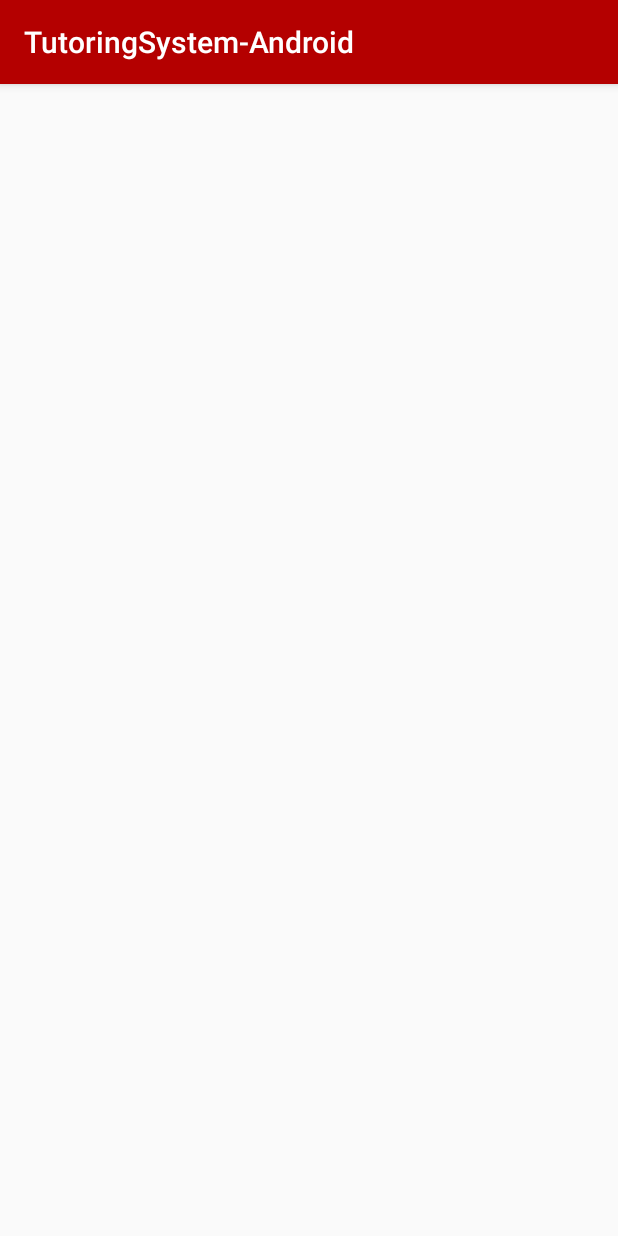
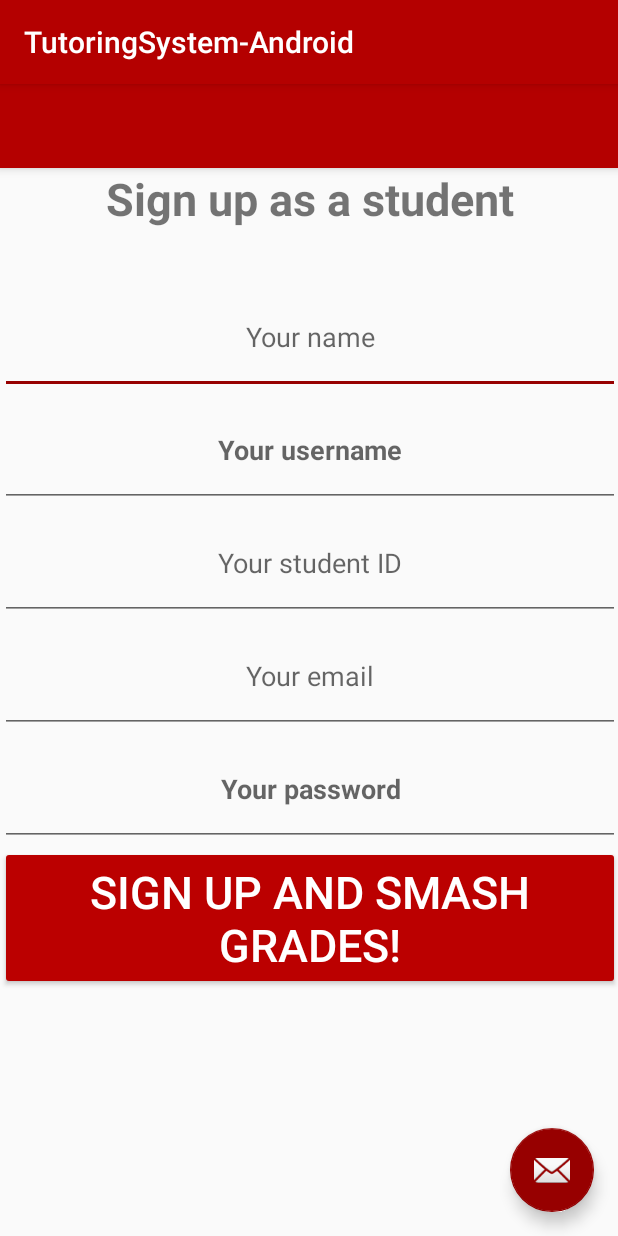
Before and after one commit to brendanmarks/321Project, an Android app: the SignupActivity screen opened directly, with no data from a screen before it, on a phone screen of 412 x 824 dp. Run offline under Robolectric (Android 15) with nearby library versions, the phone set to English and light mode, and no system bars.

Commit message:
signup and login hardcoded, need to connect to backend

```diff
--- a/TutoringSystem-Andorid/app/src/main/java/ca/mcgill/ecse321/tutoringsystem/MainActivity.java
+++ b/TutoringSystem-Andorid/app/src/main/java/ca/mcgill/ecse321/tutoringsystem/MainActivity.java
@@ -17,7 +17,6 @@ public class MainActivity extends AppCompatActivity {
     private Button loginBtn;
     private Button signupBtn;
 
-
     private String error = null;
     private void loginErrorMessage() {
         TextView tvError = (TextView) findViewById(R.id.loginButton);
@@ -29,7 +28,7 @@ public class MainActivity extends AppCompatActivity {
         }
     }
     private void signupErrorMessage() {
-        TextView tvError = (TextView) findViewById(R.id.Signup);
+        TextView tvError = (TextView) findViewById(R.id.signupButton);
         tvError.setText(error);
         if (error == null || error.length() == 0) {
             tvError.setVisibility(View.GONE);
@@ -58,7 +57,7 @@ public class MainActivity extends AppCompatActivity {
         //loginErrorMessage();
         //signupErrorMessage();
 
-        //when click login button
+        //when click login button from landing page
         loginBtn = (Button) findViewById(R.id.loginButton);
         loginBtn.setOnClickListener(new View.OnClickListener(){
             @Override
@@ -67,7 +66,14 @@ public class MainActivity extends AppCompatActivity {
             }
         });
 
-
+        //when click signup button from landing page
+        signupBtn = (Button) findViewById(R.id.signupButton);
+        signupBtn.setOnClickListener(new View.OnClickListener() {
+            @Override
+            public void onClick(View v){
+                openSignup();
+            }
+        });
 
     }
 
@@ -77,7 +83,11 @@ public class MainActivity extends AppCompatActivity {
         startActivity(intent);
     }
 
-
+    //called in onCreate if you click signup
+    public void openSignup() {
+        Intent intent = new Intent(this, SignupActivity.class);
+        startActivity(intent);
+    }
 
     @Override
     public boolean onCreateOptionsMenu(Menu menu) {
--- a/TutoringSystem-Andorid/app/src/main/res/layout/activity_signup.xml
+++ b/TutoringSystem-Andorid/app/src/main/res/layout/activity_signup.xml
@@ -1,9 +1,34 @@
 <?xml version="1.0" encoding="utf-8"?>
-<androidx.constraintlayout.widget.ConstraintLayout xmlns:android="http://schemas.android.com/apk/res/android"
+<androidx.coordinatorlayout.widget.CoordinatorLayout
+    xmlns:android="http://schemas.android.com/apk/res/android"
     xmlns:app="http://schemas.android.com/apk/res-auto"
     xmlns:tools="http://schemas.android.com/tools"
     android:layout_width="match_parent"
     android:layout_height="match_parent"
-    tools:context=".SignupActivity">
+    tools:context=".MainActivity">
 
-</androidx.constraintlayout.widget.ConstraintLayout>
+    <com.google.android.material.appbar.AppBarLayout
+        android:layout_height="wrap_content"
+        android:layout_width="match_parent"
+        android:theme="@style/AppTheme.AppBarOverlay">
+
+        <androidx.appcompat.widget.Toolbar
+            android:id="@+id/toolbar"
+            android:layout_width="match_parent"
+            android:layout_height="?attr/actionBarSize"
+            android:background="?attr/colorPrimary"
+            app:popupTheme="@style/AppTheme.PopupOverlay" />
+
+    </com.google.android.material.appbar.AppBarLayout>
+
+    <include layout="@layout/content_signup"/>
+
+    <com.google.android.material.floatingactionbutton.FloatingActionButton
+        android:id="@+id/fab"
+        android:layout_width="wrap_content"
+        android:layout_height="wrap_content"
+        android:layout_gravity="bottom|end"
+        android:layout_margin="@dimen/fab_margin"
+        app:srcCompat="@android:drawable/ic_dialog_email" />
+
+</androidx.coordinatorlayout.widget.CoordinatorLayout>
--- a/TutoringSystem-Andorid/app/src/main/res/layout/content_main.xml
+++ b/TutoringSystem-Andorid/app/src/main/res/layout/content_main.xml
@@ -44,7 +44,7 @@
             tools:layout_editor_absoluteY="342dp" />
 
         <Button
-            android:id="@+id/Signup"
+            android:id="@+id/signupButton"
             android:layout_width="match_parent"
             android:layout_height="136dp"
             android:text="@string/sign_up_to_smash_your_grades"
--- /dev/null
+++ b/TutoringSystem-Andorid/app/src/main/res/layout/content_signup.xml
@@ -0,0 +1,90 @@
+<?xml version="1.0" encoding="utf-8"?>
+<androidx.constraintlayout.widget.ConstraintLayout
+    xmlns:android="http://schemas.android.com/apk/res/android"
+    xmlns:tools="http://schemas.android.com/tools"
+    xmlns:app="http://schemas.android.com/apk/res-auto"
+    android:layout_width="match_parent"
+    android:layout_height="match_parent"
+    app:layout_behavior="@string/appbar_scrolling_view_behavior"
+    tools:showIn="@layout/activity_signup"
+    tools:context=".MainActivity">
+
+    <LinearLayout
+        android:layout_width="413dp"
+        android:layout_height="675dp"
+        android:orientation="vertical"
+        app:layout_constraintHorizontal_bias="0.0"
+        app:layout_constraintLeft_toLeftOf="parent"
+        app:layout_constraintRight_toRightOf="parent"
+        app:layout_constraintTop_toTopOf="parent">
+
+
+        <TextView
+            android:id="@+id/signupTextView"
+            android:layout_width="match_parent"
+            android:layout_height="75dp"
+            android:background="#00B60000"
+            android:text="Sign up as a student"
+            android:textAlignment="center"
+            android:textSize="30sp"
+            android:textStyle="bold" />
+
+        <EditText
+            android:id="@+id/editText"
+            android:layout_width="match_parent"
+            android:layout_height="75dp"
+            android:ems="10"
+            android:hint="Your name"
+            android:inputType="textPersonName"
+            android:textAlignment="center" />
+
+        <EditText
+            android:id="@+id/editText2"
+            android:layout_width="match_parent"
+            android:layout_height="75dp"
+            android:ems="10"
+            android:hint="Your username"
+            android:inputType="textPersonName"
+            android:textAlignment="center"
+            android:textStyle="bold" />
+
+        <EditText
+            android:id="@+id/editText3"
+            android:layout_width="match_parent"
+            android:layout_height="75dp"
+            android:ems="10"
+            android:hint="Your student ID"
+            android:inputType="textPersonName"
+            android:textAlignment="center" />
+
+        <EditText
+            android:id="@+id/editText4"
+            android:layout_width="match_parent"
+            android:layout_height="75dp"
+            android:ems="10"
+            android:hint="Your email"
+            android:inputType="textPersonName"
+            android:textAlignment="center" />
+
+        <EditText
+            android:id="@+id/editText5"
+            android:layout_width="match_parent"
+            android:layout_height="75dp"
+            android:ems="10"
+            android:hint="Your password"
+            android:inputType="textPassword"
+            android:textAlignment="center"
+            android:textStyle="bold" />
+
+        <Button
+            android:id="@+id/SignupBtn"
+            android:layout_width="match_parent"
+            android:layout_height="wrap_content"
+            android:backgroundTint="#BB0000"
+            android:text="Sign up and smash grades!"
+            android:textColor="#FFFFFF"
+            android:textSize="30sp" />
+    </LinearLayout>
+
+
+</androidx.constraintlayout.widget.ConstraintLayout>
```
